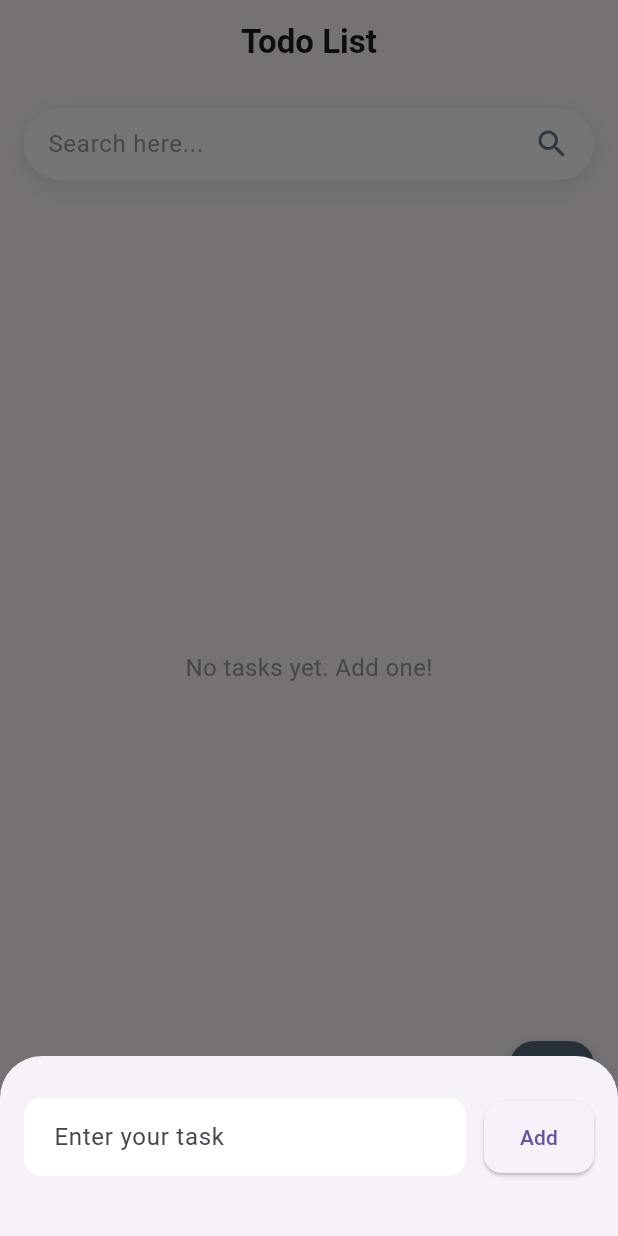
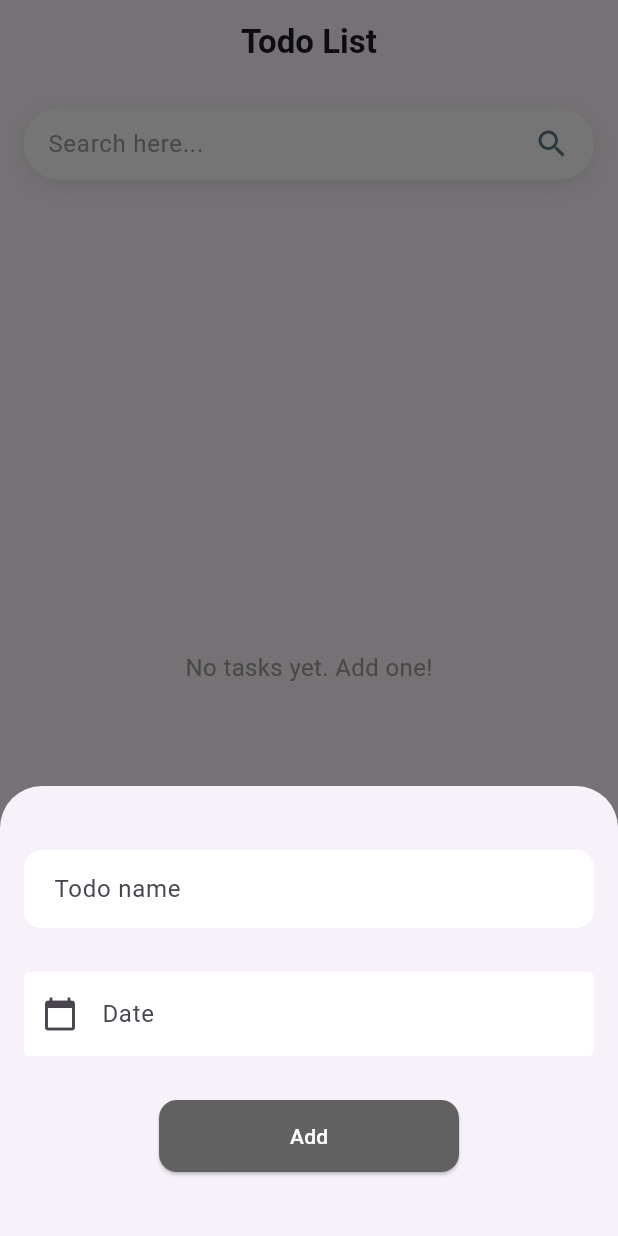
Before and after one commit to powdevlin12/Todo_Flutter, a Flutter app: the screen it shows after launch, after a tap on the "add" icon, on a phone screen of 412 x 824 dp. Run offline on Flutter 3.47's test engine with Material 3 defaults, Android fonts, the light colour scheme and no system bars.

Commit message:
add date in todo

```diff
--- a/lib/models/todo_model.dart
+++ b/lib/models/todo_model.dart
@@ -2,6 +2,11 @@ class Todo {
   String id;
   String content;
   bool isDone;
+  String date;
 
-  Todo({required this.id, required this.content, this.isDone = false});
+  Todo(
+      {required this.id,
+      required this.content,
+      required this.date,
+      this.isDone = false});
 }
--- a/lib/screens/todos/todos.dart
+++ b/lib/screens/todos/todos.dart
@@ -14,6 +14,7 @@ class _TodoAppState extends State<TodoApp> {
   final TextEditingController _controller = TextEditingController();
   final List<Todo> _todos = [];
   List<Todo> _filteredTodos = [];
+  final TextEditingController _dateController = TextEditingController();
 
   @override
   void initState() {
@@ -28,8 +29,10 @@ class _TodoAppState extends State<TodoApp> {
             id: DateTime.now().toString(),
             content: _controller.text,
             isDone: false,
-        ));
+            date: _dateController.text));
+        _dateController.text = "";
       });
+
       _filteredTodos = _todos;
       ScaffoldMessenger.of(context).showSnackBar(
         SnackBar(content: Text('Task Added: ${_controller.text}')),
@@ -62,6 +65,19 @@ class _TodoAppState extends State<TodoApp> {
     });
   }
 
+  Future<void> _selectDate() async {
+    DateTime? picked = await showDatePicker(
+        context: context,
+        firstDate: DateTime(2000),
+        lastDate: DateTime(2100),
+        initialDate: DateTime.now());
+    if (picked != null) {
+      setState(() {
+        _dateController.text = picked.toString().split(" ")[0];
+      });
+    }
+  }
+
   @override
   Widget build(BuildContext context) {
     return Scaffold(
@@ -78,20 +94,22 @@ class _TodoAppState extends State<TodoApp> {
               context: context,
               builder: (BuildContext context) {
                 return Container(
-                  height: 120 + MediaQuery.of(context).viewInsets.bottom,
+                  height: 300 + MediaQuery.of(context).viewInsets.bottom,
                   // color: Colors.amber,
                   padding:
                       const EdgeInsets.symmetric(horizontal: 16, vertical: 28),
                   alignment: Alignment.topLeft,
                   child: Form(
                     key: _formKey,
-                    child: Row(
+                    child: Column(
+                      crossAxisAlignment: CrossAxisAlignment.center,
+                      mainAxisAlignment: MainAxisAlignment.spaceEvenly,
                       children: [
-                        Expanded(
-                          child: TextFormField(
+                        TextFormField(
                           controller: _controller,
                           decoration: InputDecoration(
                             hintText: 'Enter your task',
+                            labelText: 'Todo name',
                             filled: true,
                             fillColor: Colors.white,
                             border: OutlineInputBorder(
@@ -110,9 +128,28 @@ class _TodoAppState extends State<TodoApp> {
                             return null;
                           },
                         ),
+                        const SizedBox(width: 12),
+                        TextField(
+                          controller: _dateController,
+                          decoration: InputDecoration(
+                              fillColor: Colors.white,
+                              labelText: 'Date',
+                              filled: true,
+                              prefixIcon: const Icon(Icons.calendar_today),
+                              enabledBorder: const OutlineInputBorder(
+                                  borderSide: BorderSide.none),
+                              focusedBorder: OutlineInputBorder(
+                                  borderSide:
+                                      BorderSide(color: Colors.grey.shade700))),
+                          readOnly: true,
+                          onTap: () {
+                            _selectDate();
+                          },
                         ),
                         const SizedBox(width: 12),
-                        ElevatedButton(
+                        SizedBox(
+                          width: 200,
+                          child: ElevatedButton(
                             onPressed: _submitForm,
                             style: ElevatedButton.styleFrom(
                                 padding: const EdgeInsets.symmetric(
@@ -122,8 +159,12 @@ class _TodoAppState extends State<TodoApp> {
                                 shape: RoundedRectangleBorder(
                                   borderRadius: BorderRadius.circular(12),
                                 ),
+                                backgroundColor: Colors.grey.shade700),
+                            child: const Text(
+                              'Add',
+                              style: TextStyle(color: Colors.white),
                             ),
-                          child: const Text('Add'),
+                          ),
                         ),
                       ],
                     ),
@@ -166,14 +207,26 @@ class _TodoAppState extends State<TodoApp> {
                             borderRadius: BorderRadius.circular(12),
                           ),
                           child: ListTile(
-                            title: Text(
+                            title: Column(
+                              crossAxisAlignment: CrossAxisAlignment.start,
+                              children: [
+                                Text(
+                                  todo.date,
+                                  style: const TextStyle(
+                                      fontSize: 12,
+                                      fontWeight: FontWeight.w600,
+                                      color: Colors.grey),
+                                ),
+                                Text(
                                   todo.content,
                                   style: TextStyle(
-                                fontSize: 18,
+                                    fontSize: 16,
                                     decoration: todo.isDone
                                         ? TextDecoration.lineThrough
                                         : TextDecoration.none,
                                   ),
+                                )
+                              ],
                             ),
                             leading: Checkbox(
                               shape: const CircleBorder(),
@@ -185,11 +238,22 @@ class _TodoAppState extends State<TodoApp> {
                                 });
                               },
                             ),
-                            trailing: IconButton(
-                              icon: const Icon(Icons.delete, color: Colors.red),
-                              onPressed: () {
-                                _handleDeleteItem(todo.content);
-                              },
+                            trailing: Row(
+                              mainAxisSize: MainAxisSize.min,
+                              children: [
+                                todo.isDone
+                                    ? IconButton(
+                                        icon: const Icon(Icons.check,
+                                            color: Colors.blueAccent),
+                                        onPressed: () => {},
+                                      )
+                                    : IconButton(
+                                        icon: const Icon(Icons.delete,
+                                            color: Colors.red),
+                                        onPressed: () =>
+                                            _handleDeleteItem(todo.id),
+                                      ),
+                              ],
                             ),
                           ),
                         );
```
Lines whose indentation alone changed are shown as unchanged.
